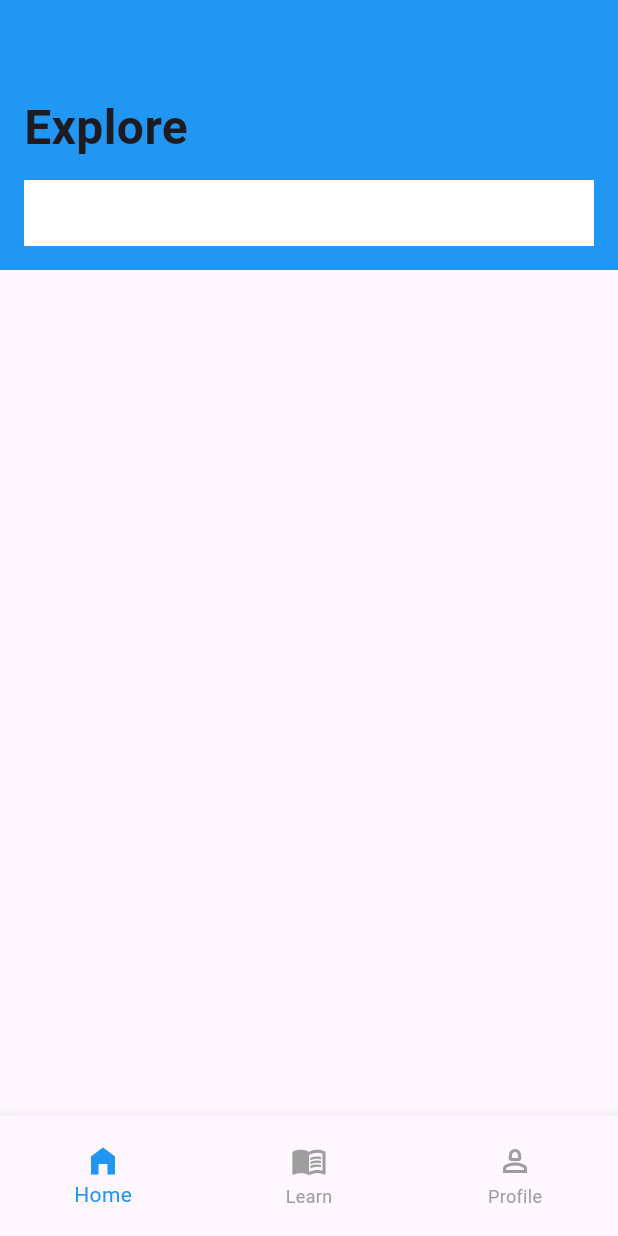
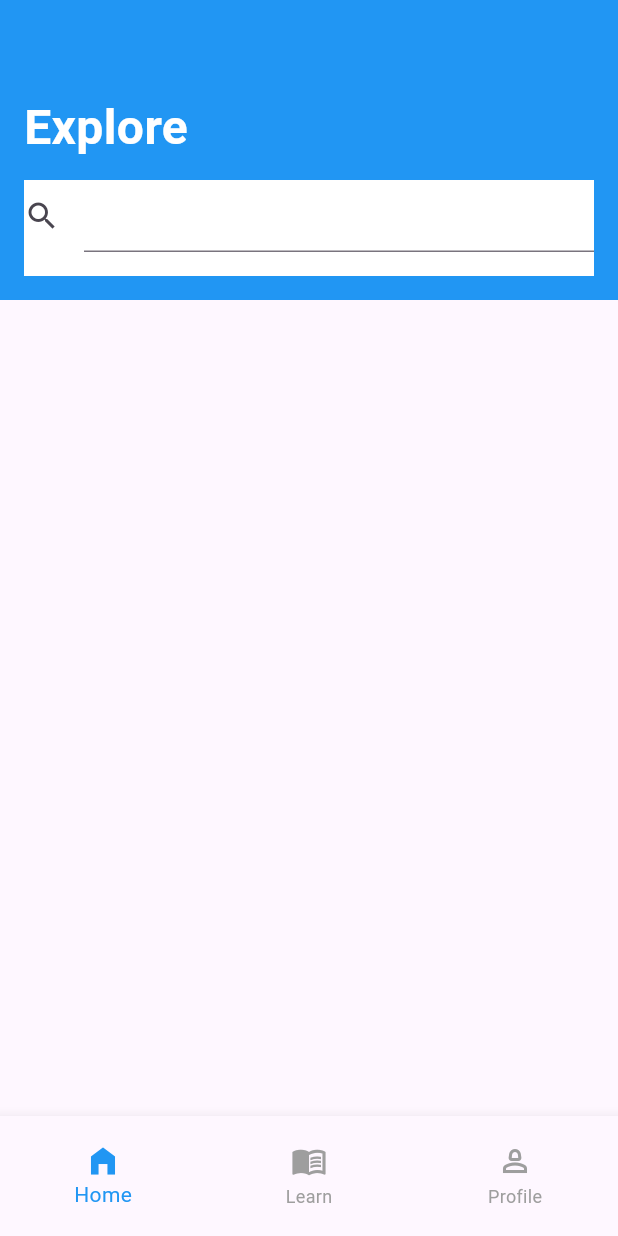
Before and after one commit to JAICHANGPARK/flutter_notebook_chapter_43, a Flutter app: the ELearningHomePage screen opened directly, on a phone screen of 412 x 824 dp. Run offline on Flutter 3.47's test engine with Material 3 defaults, Android fonts, the phone set to English and light mode, and no system bars.

Commit message:
Update e_learning_home_page.dart

```diff
--- a/lib/ep2151_e_learning_app/views/e_learning_home_page.dart
+++ b/lib/ep2151_e_learning_app/views/e_learning_home_page.dart
@@ -15,7 +15,7 @@ class _ELearningHomePageState extends State<ELearningHomePage> {
         crossAxisAlignment: CrossAxisAlignment.start,
         children: [
           Container(
-            height: 180,
+            height: 200,
             decoration: BoxDecoration(
               color: Colors.blue,
             ),
@@ -35,13 +35,18 @@ class _ELearningHomePageState extends State<ELearningHomePage> {
                         style: TextStyle(
                           fontSize: 32,
                           fontWeight: FontWeight.bold,
-
+                          color: Colors.white,
                         ),
                       ),
                       Expanded(
                         child: Container(
                           decoration: BoxDecoration(
                             color: Colors.white,
+                          ),
+                          child: TextField(
+                            decoration: InputDecoration(
+                              icon: Icon(Icons.search)
+                            ),
                           ),
                         ),
                       )
```
